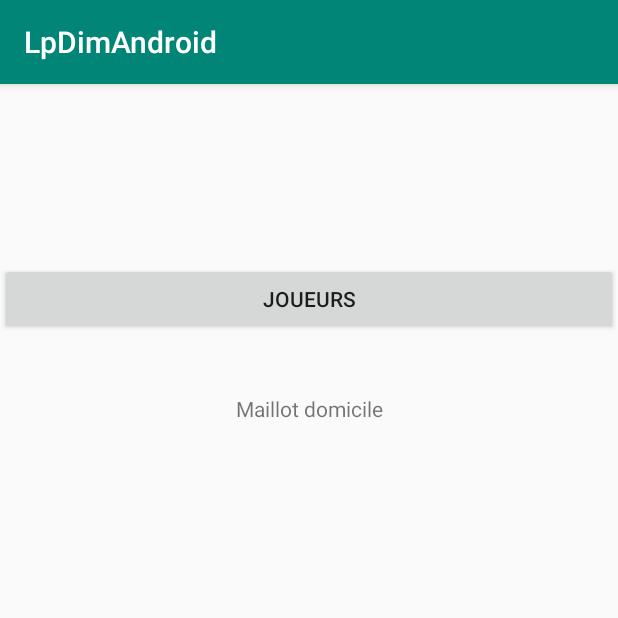
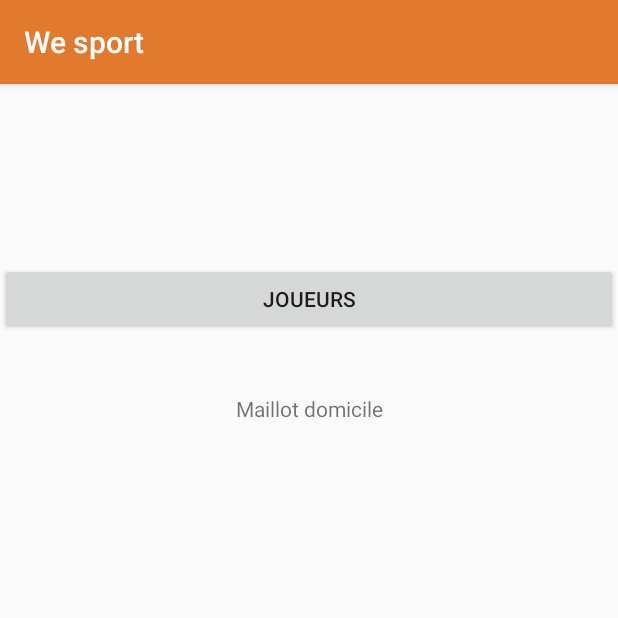
Before and after one commit to SaillyMaxence/AndroidLPDim, an Android app: the ClubInformations screen opened directly, with no data from a screen before it, on a phone screen of 412 x 824 dp, the top half of it. Run offline under Robolectric (Android 15) with nearby library versions, the phone set to English and light mode, and no system bars; our stand-ins replace Picasso; pictures from the network do not load.

Commit message:
change color application

```diff
--- a/app/src/main/res/values/colors.xml
+++ b/app/src/main/res/values/colors.xml
@@ -1,6 +1,6 @@
 <?xml version="1.0" encoding="utf-8"?>
 <resources>
-    <color name="colorPrimary">#008577</color>
+    <color name="colorPrimary">#E27A2E</color>
     <color name="colorPrimaryDark">#00574B</color>
     <color name="colorAccent">#D81B60</color>
 </resources>
--- a/app/src/main/res/values/strings.xml
+++ b/app/src/main/res/values/strings.xml
@@ -1,4 +1,4 @@
 <resources>
-    <string name="app_name">LpDimAndroid</string>
+    <string name="app_name">We sport</string>
     <string name="title_activity_home">home</string>
 </resources>
```
